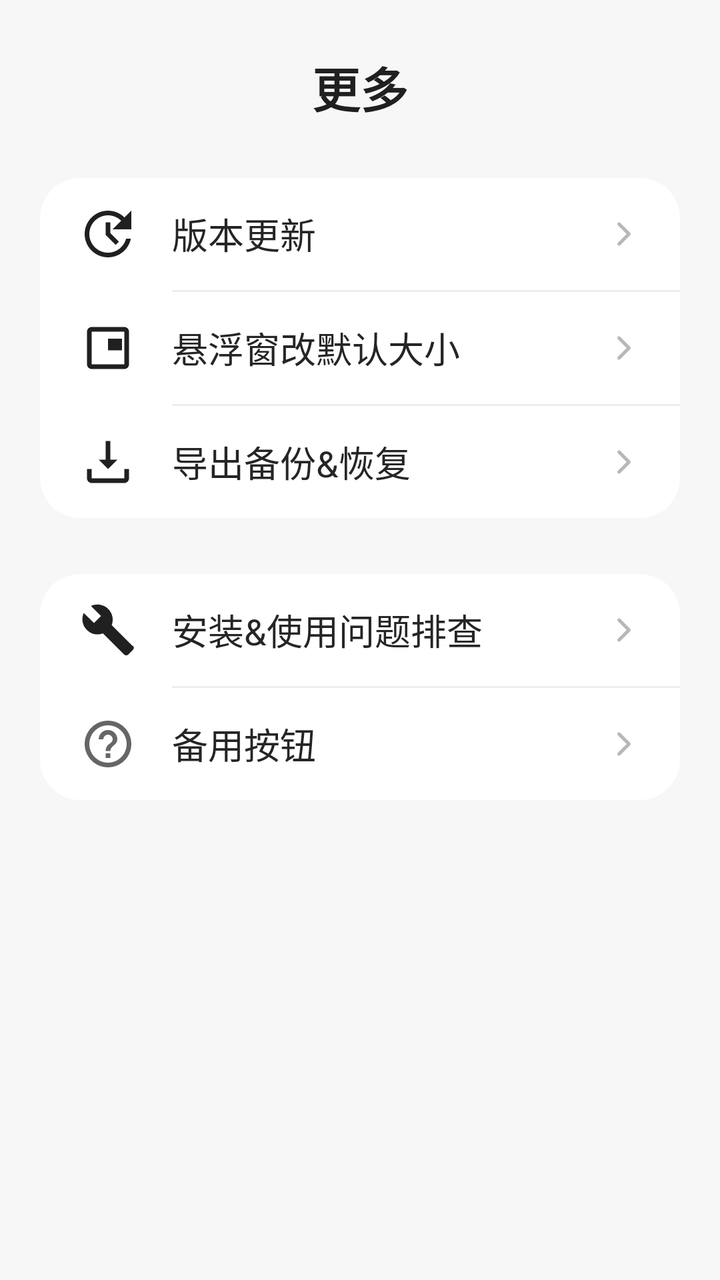
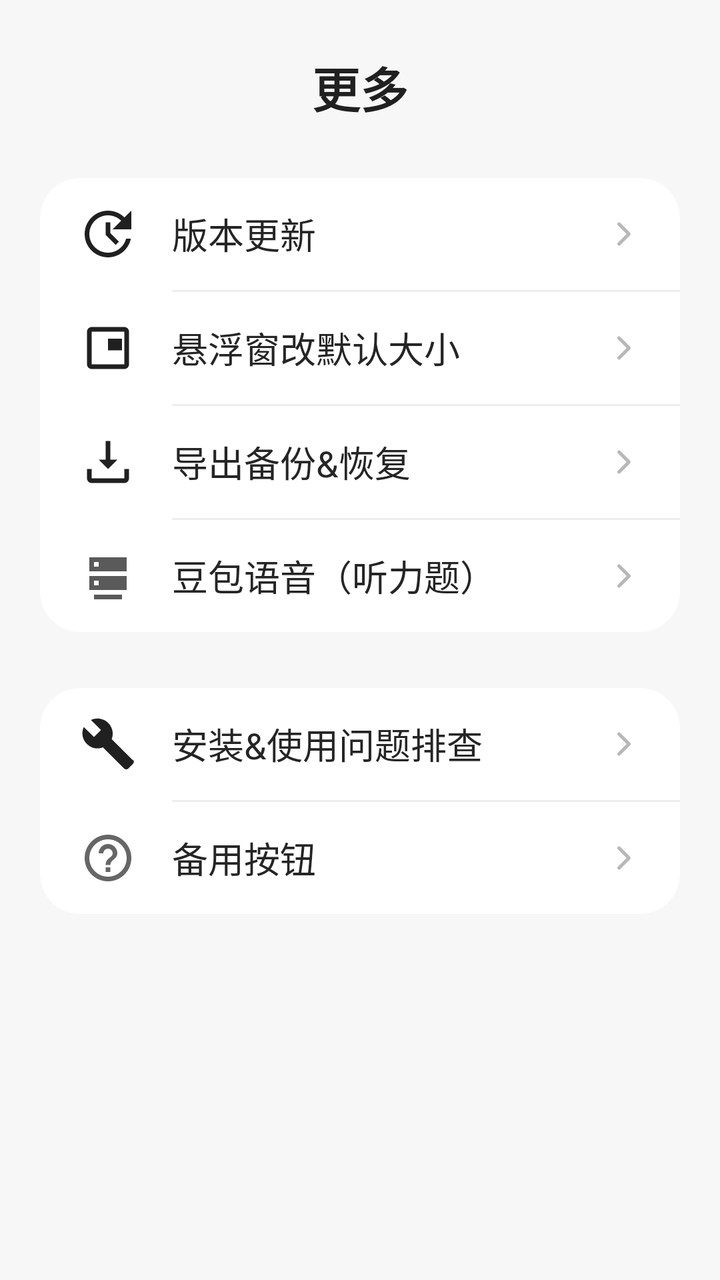

The first picture is an Android layout as it rendered before a commit; the second is the same layout after the commit. The layout source and the unified diff follow.
<!-- AndroidManifest.xml: application theme Theme.Basic -->
<!-- res/layout/fragment_settings.xml -->
<?xml version="1.0" encoding="utf-8"?>
<ScrollView xmlns:android="http://schemas.android.com/apk/res/android"
    xmlns:app="http://schemas.android.com/apk/res-auto"
    android:layout_width="match_parent"
    android:layout_height="match_parent"
    android:background="#F7F7F7"
    android:clipToPadding="false"
    android:fillViewport="true"
    android:overScrollMode="never">

    <LinearLayout
        android:layout_width="match_parent"
        android:layout_height="wrap_content"
        android:orientation="vertical"
        android:paddingStart="20dp"
        android:paddingTop="26dp"
        android:paddingEnd="20dp"
        android:paddingBottom="32dp">

        <TextView
            android:layout_width="match_parent"
            android:layout_height="wrap_content"
            android:layout_marginBottom="28dp"
            android:gravity="center"
            android:text="@string/more_menu_title"
            android:textColor="#202020"
            android:textSize="24sp"
            android:textStyle="bold" />

        <androidx.cardview.widget.CardView
            android:layout_width="match_parent"
            android:layout_height="wrap_content"
            app:cardBackgroundColor="#FFFFFF"
            app:cardCornerRadius="20dp"
            app:cardElevation="0dp"
            app:cardPreventCornerOverlap="true">

            <LinearLayout
                android:layout_width="match_parent"
                android:layout_height="wrap_content"
                android:orientation="vertical">

                <LinearLayout
                    android:id="@+id/row_version_update"
                    android:layout_width="match_parent"
                    android:layout_height="56dp"
                    android:background="?attr/selectableItemBackground"
                    android:clickable="true"
                    android:focusable="true"
                    android:gravity="center_vertical"
                    android:orientation="horizontal"
                    android:paddingStart="20dp"
                    android:paddingEnd="18dp">

                    <ImageView
                        android:layout_width="28dp"
                        android:layout_height="28dp"
                        android:contentDescription="@null"
                        android:src="@drawable/ic_menu_update" />

                    <LinearLayout
                        android:layout_width="wrap_content"
                        android:layout_height="wrap_content"
                        android:layout_marginStart="18dp"
                        android:gravity="center_vertical"
                        android:orientation="horizontal">

                        <TextView
                            android:layout_width="wrap_content"
                            android:layout_height="wrap_content"
                            android:text="@string/version_update"
                            android:textColor="#252525"
                            android:textSize="18sp" />

                        <TextView
                            android:id="@+id/iv_version_update_red_dot"
                            android:layout_width="16dp"
                            android:layout_height="16dp"
                            android:layout_marginStart="5dp"
                            android:background="@drawable/red_badge_with_1"
                            android:gravity="center"
                            android:includeFontPadding="false"
                            android:text="@string/update_badge_count"
                            android:textColor="#FFFFFF"
                            android:textSize="11sp"
                            android:textStyle="bold"
                            android:visibility="gone" />

                    </LinearLayout>

                    <Space
                        android:layout_width="0dp"
                        android:layout_height="1dp"
                        android:layout_weight="1" />

                    <ImageView
                        android:layout_width="20dp"
                        android:layout_height="20dp"
                        android:contentDescription="@null"
                        android:src="@drawable/ic_menu_chevron" />

                </LinearLayout>

                <View
                    android:layout_width="match_parent"
                    android:layout_height="1dp"
                    android:layout_marginStart="66dp"
                    android:background="#EEEEEE" />

                <LinearLayout
                    android:id="@+id/row_floating_settings"
                    android:layout_width="match_parent"
                    android:layout_height="56dp"
                    android:background="?attr/selectableItemBackground"
                    android:clickable="true"
                    android:focusable="true"
                    android:gravity="center_vertical"
                    android:orientation="horizontal"
                    android:paddingStart="20dp"
                    android:paddingEnd="18dp">

                    <ImageView
                        android:layout_width="28dp"
                        android:layout_height="28dp"
                        android:contentDescription="@null"
                        android:src="@drawable/ic_menu_floating" />

                    <TextView
                        android:layout_width="0dp"
                        android:layout_height="wrap_content"
                        android:layout_marginStart="18dp"
                        android:layout_weight="1"
                        android:text="@string/floating_window_settings"
                        android:textColor="#252525"
                        android:textSize="18sp" />

                    <ImageView
                        android:layout_width="20dp"
                        android:layout_height="20dp"
                        android:contentDescription="@null"
                        android:src="@drawable/ic_menu_chevron" />

                </LinearLayout>

                <View
                    android:layout_width="match_parent"
                    android:layout_height="1dp"
                    android:layout_marginStart="66dp"
                    android:background="#EEEEEE" />

                <LinearLayout
                    android:id="@+id/row_export_backup"
                    android:layout_width="match_parent"
                    android:layout_height="56dp"
                    android:background="?attr/selectableItemBackground"
                    android:clickable="true"
                    android:focusable="true"
                    android:gravity="center_vertical"
                    android:orientation="horizontal"
                    android:paddingStart="20dp"
                    android:paddingEnd="18dp">

                    <ImageView
                        android:layout_width="28dp"
                        android:layout_height="28dp"
                        android:contentDescription="@null"
                        android:src="@drawable/ic_menu_export" />

                    <TextView
                        android:layout_width="0dp"
                        android:layout_height="wrap_content"
                        android:layout_marginStart="18dp"
                        android:layout_weight="1"
                        android:text="@string/export_backup"
                        android:textColor="#252525"
                        android:textSize="18sp" />

                    <ImageView
                        android:layout_width="20dp"
                        android:layout_height="20dp"
                        android:contentDescription="@null"
                        android:src="@drawable/ic_menu_chevron" />

                </LinearLayout>

            </LinearLayout>

        </androidx.cardview.widget.CardView>

        <androidx.cardview.widget.CardView
            android:layout_width="match_parent"
            android:layout_height="wrap_content"
            android:layout_marginTop="28dp"
            app:cardBackgroundColor="#FFFFFF"
            app:cardCornerRadius="20dp"
            app:cardElevation="0dp"
            app:cardPreventCornerOverlap="true">

            <LinearLayout
                android:layout_width="match_parent"
                android:layout_height="wrap_content"
                android:orientation="vertical">

                <LinearLayout
                    android:id="@+id/row_install_troubleshooting"
                    android:layout_width="match_parent"
                    android:layout_height="56dp"
                    android:background="?attr/selectableItemBackground"
                    android:clickable="true"
                    android:focusable="true"
                    android:gravity="center_vertical"
                    android:orientation="horizontal"
                    android:paddingStart="20dp"
                    android:paddingEnd="18dp">

                    <ImageView
                        android:layout_width="28dp"
                        android:layout_height="28dp"
                        android:contentDescription="@null"
                        android:src="@drawable/ic_menu_wrench" />

                    <TextView
                        android:layout_width="0dp"
                        android:layout_height="wrap_content"
                        android:layout_marginStart="18dp"
                        android:layout_weight="1"
                        android:text="@string/install_troubleshooting"
                        android:textColor="#252525"
                        android:textSize="18sp" />

                    <ImageView
                        android:layout_width="20dp"
                        android:layout_height="20dp"
                        android:contentDescription="@null"
                        android:src="@drawable/ic_menu_chevron" />

                </LinearLayout>

                <View
                    android:id="@+id/divider_appreciate_top"
                    android:layout_width="match_parent"
                    android:layout_height="1dp"
                    android:layout_marginStart="66dp"
                    android:background="#EEEEEE" />

                <LinearLayout
                    android:id="@+id/row_special_details"
                    android:layout_width="match_parent"
                    android:layout_height="56dp"
                    android:background="?attr/selectableItemBackground"
                    android:clickable="true"
                    android:focusable="true"
                    android:gravity="center_vertical"
                    android:orientation="horizontal"
                    android:paddingStart="20dp"
                    android:paddingEnd="18dp">

                    <ImageView
                        android:layout_width="28dp"
                        android:layout_height="28dp"
                        android:contentDescription="@null"
                        android:src="@drawable/ic_menu_help" />

                    <TextView
                        android:layout_width="0dp"
                        android:layout_height="wrap_content"
                        android:layout_marginStart="18dp"
                        android:layout_weight="1"
                        android:text="@string/special_details"
                        android:textColor="#252525"
                        android:textSize="18sp" />

                    <ImageView
                        android:layout_width="20dp"
                        android:layout_height="20dp"
                        android:contentDescription="@null"
                        android:src="@drawable/ic_menu_chevron" />

                </LinearLayout>

                <View
                    android:id="@+id/divider_appreciate_bottom"
                    android:layout_width="match_parent"
                    android:layout_height="1dp"
                    android:layout_marginStart="66dp"
                    android:background="#EEEEEE"
                    android:visibility="gone" />

                <LinearLayout
                    android:id="@+id/row_appreciate"
                    android:layout_width="match_parent"
                    android:layout_height="56dp"
                    android:background="?attr/selectableItemBackground"
                    android:clickable="true"
                    android:focusable="true"
                    android:gravity="center_vertical"
                    android:orientation="horizontal"
                    android:paddingStart="20dp"
                    android:paddingEnd="18dp"
                    android:visibility="gone">

                    <ImageView
                        android:layout_width="28dp"
                        android:layout_height="28dp"
                        android:contentDescription="@null"
                        android:src="@drawable/ic_menu_appreciate" />

                    <TextView
                        android:layout_width="0dp"
                        android:layout_height="wrap_content"
                        android:layout_marginStart="18dp"
                        android:layout_weight="1"
                        android:text="@string/appreciate_support"
                        android:textColor="#252525"
                        android:textSize="18sp" />

                    <ImageView
                        android:layout_width="20dp"
                        android:layout_height="20dp"
                        android:contentDescription="@null"
                        android:src="@drawable/ic_menu_chevron" />

                </LinearLayout>

            </LinearLayout>

        </androidx.cardview.widget.CardView>

    </LinearLayout>

</ScrollView>
<!-- resources referenced by this layout -->
<resources>
  <!-- drawable ic_menu_appreciate (drawable) -->
  <vector xmlns:android="http://schemas.android.com/apk/res/android"
      android:width="24dp"
      android:height="24dp"
      android:viewportWidth="24"
      android:viewportHeight="24">
      <path
          android:fillColor="#FF666666"
          android:pathData="M12,21.35l-1.45,-1.32C5.4,15.36 2,12.28 2,8.5C2,5.42 4.42,3 7.5,3c1.74,0 3.41,0.81 4.5,2.09C13.09,3.81 14.76,3 16.5,3C19.58,3 22,5.42 22,8.5c0,3.78 -3.4,6.86 -8.55,11.54L12,21.35z" />
  </vector>
  <!-- drawable ic_menu_chevron (drawable) -->
  <vector xmlns:android="http://schemas.android.com/apk/res/android"
      android:width="24dp"
      android:height="24dp"
      android:viewportWidth="24"
      android:viewportHeight="24">
      <path
          android:fillColor="@android:color/transparent"
          android:pathData="M9,6 L15,12 L9,18"
          android:strokeColor="#B8B8B8"
          android:strokeLineCap="round"
          android:strokeLineJoin="round"
          android:strokeWidth="2" />
  </vector>
  <!-- drawable ic_menu_export (drawable) -->
  <vector xmlns:android="http://schemas.android.com/apk/res/android"
      android:width="24dp"
      android:height="24dp"
      android:viewportWidth="24"
      android:viewportHeight="24">
      <path
          android:fillColor="#202020"
          android:pathData="M13,3h-2v8H8l4,4 4,-4h-3V3zM19,15v4H5v-4H3v4c0,1.1 0.9,2 2,2h14c1.1,0 2,-0.9 2,-2v-4h-2z" />
  </vector>
  <!-- drawable ic_menu_floating (drawable) -->
  <vector xmlns:android="http://schemas.android.com/apk/res/android"
      android:width="24dp"
      android:height="24dp"
      android:viewportWidth="24"
      android:viewportHeight="24">
      <path
          android:fillColor="#202020"
          android:pathData="M19,3H5c-1.1,0 -2,0.9 -2,2v14c0,1.1 0.9,2 2,2h14c1.1,0 2,-0.9 2,-2V5c0,-1.1 -0.9,-2 -2,-2zM19,19H5V5h14v14zM18,8h-6v5h6V8z" />
  </vector>
  <!-- drawable ic_menu_wrench (drawable) -->
  <vector xmlns:android="http://schemas.android.com/apk/res/android"
      android:width="24dp"
      android:height="24dp"
      android:viewportWidth="24"
      android:viewportHeight="24">
      <path
          android:fillColor="#202020"
          android:pathData="M22.7,19l-9.1,-9.1c0.9,-2.3 0.4,-5 -1.5,-6.9c-2,-2 -5,-2.4 -7.4,-1.3l4.3,4.3l-3,3l-4.4,-4.3c-1.1,2.4 -0.6,5.3 1.3,7.2c1.9,1.9 4.6,2.5 6.9,1.5l9.1,9.1c0.5,0.5 1.3,0.5 1.8,0l2,-2c0.5,-0.5 0.5,-1.3 0,-1.8z" />
  </vector>
  <!-- drawable red_badge_with_1 (drawable) -->
  <?xml version="1.0" encoding="utf-8"?>
  <shape xmlns:android="http://schemas.android.com/apk/res/android"
      android:shape="oval">
      <solid android:color="#F44336" />
      <size
          android:width="16dp"
          android:height="16dp" />
  </shape>
  <string name="appreciate_support">打赏支持</string>
  <string name="export_backup">导出备份&amp;恢复</string>
  <string name="floating_window_settings">悬浮窗改默认大小</string>
  <string name="install_troubleshooting">安装&amp;使用问题排查</string>
  <string name="more_menu_title">更多</string>
  <string name="special_details">备用按钮</string>
  <string name="update_badge_count" translatable="false">1</string>
  <string name="version_update">版本更新</string>
  <style name="Theme.Basic" parent="Base.Theme.Basic" />
  <style name="Base.Theme.Basic" parent="Theme.Material3.DayNight.NoActionBar">
          
          
      </style>
  <!-- unchanged entries left out for length: 2 -->
</resources>

<!-- the commit's change to res/layout/fragment_settings.xml (unified diff, before → after) -->
@@ -183,6 +183,47 @@
 
                 </LinearLayout>
 
+                <View
+                    android:layout_width="match_parent"
+                    android:layout_height="1dp"
+                    android:layout_marginStart="66dp"
+                    android:background="#EEEEEE" />
+
+                <LinearLayout
+                    android:id="@+id/row_doubao_tts_settings"
+                    android:layout_width="match_parent"
+                    android:layout_height="56dp"
+                    android:background="?attr/selectableItemBackground"
+                    android:clickable="true"
+                    android:focusable="true"
+                    android:gravity="center_vertical"
+                    android:orientation="horizontal"
+                    android:paddingStart="20dp"
+                    android:paddingEnd="18dp">
+
+                    <ImageView
+                        android:layout_width="28dp"
+                        android:layout_height="28dp"
+                        android:contentDescription="@null"
+                        android:src="@drawable/ic_menu_ai_service" />
+
+                    <TextView
+                        android:layout_width="0dp"
+                        android:layout_height="wrap_content"
+                        android:layout_marginStart="18dp"
+                        android:layout_weight="1"
+                        android:text="豆包语音（听力题）"
+                        android:textColor="#252525"
+                        android:textSize="18sp" />
+
+                    <ImageView
+                        android:layout_width="20dp"
+                        android:layout_height="20dp"
+                        android:contentDescription="@null"
+                        android:src="@drawable/ic_menu_chevron" />
+
+                </LinearLayout>
+
             </LinearLayout>
 
         </androidx.cardview.widget.CardView>
<!-- resource entries referenced after the edit -->
@@ -1,5 +1,16 @@
 <!-- resources referenced by this layout -->
 <resources>
+  <!-- drawable ic_menu_ai_service (drawable) -->
+  <?xml version="1.0" encoding="utf-8"?>
+  <vector xmlns:android="http://schemas.android.com/apk/res/android"
+      android:width="28dp"
+      android:height="28dp"
+      android:viewportWidth="24"
+      android:viewportHeight="24">
+      <path
+          android:fillColor="#5A5A5A"
+          android:pathData="M4,4h16v6H4zM6,6v2h2V6zM4,12h16v6H4zM6,14v2h2v-2zM6,20h12v2H6z" />
+  </vector>
   <!-- drawable ic_menu_appreciate (drawable) -->
   <vector xmlns:android="http://schemas.android.com/apk/res/android"
       android:width="24dp"
